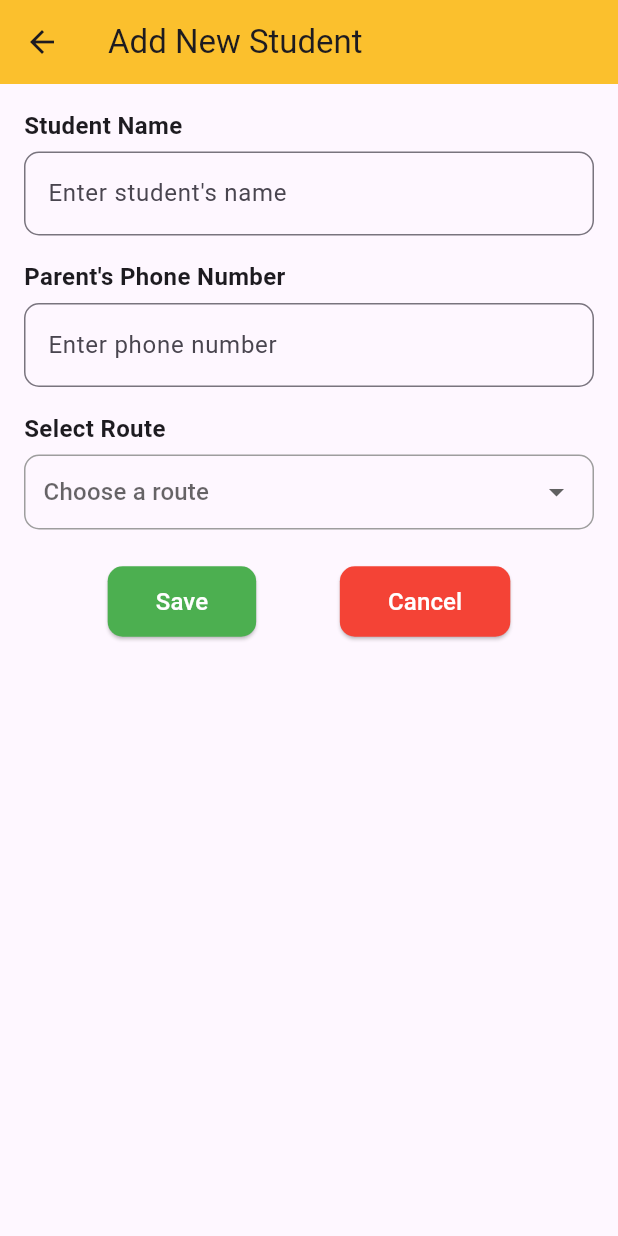
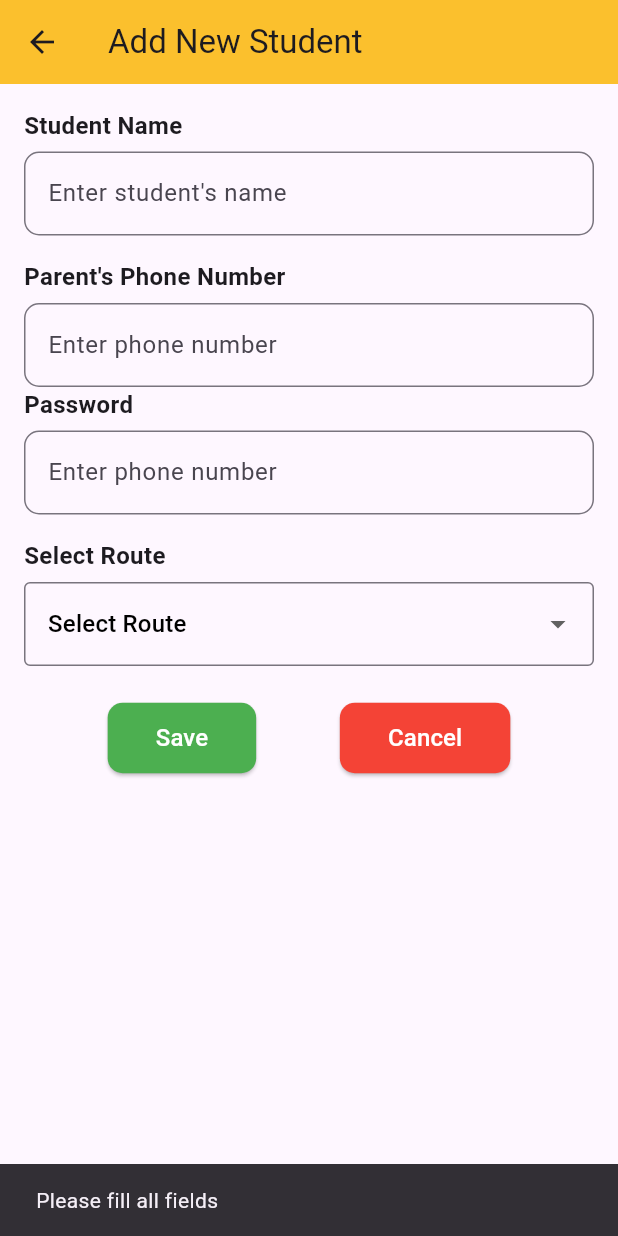
Before and after one commit to charankulal/Bus-Tracker, a Flutter app: the AddStudentPage screen opened directly, after a tap on "Save", on a phone screen of 412 x 824 dp. Run offline on Flutter 3.47's test engine with Material 3 defaults, Android fonts, the phone set to English and light mode, and no system bars; our stand-ins replace cloud_firestore, firebase_core, google_places_flutter; accounts and stored records are empty.

Commit message:
Create Student Feature

```diff
--- a/lib/pages/admin/students/add_student_page.dart
+++ b/lib/pages/admin/students/add_student_page.dart
@@ -1,3 +1,4 @@
+import 'package:bus_tracking_app/services/admin/students.dart';
 import 'package:flutter/material.dart';
 
 class AddStudentPage extends StatefulWidget {
@@ -8,8 +9,94 @@ class AddStudentPage extends StatefulWidget {
 class _AddStudentPageState extends State<AddStudentPage> {
   final TextEditingController _nameController = TextEditingController();
   final TextEditingController _phoneController = TextEditingController();
+  final TextEditingController _passwordController = TextEditingController();
   String? _selectedRoute;
-  final List<String> _routes = ["Route A", "Route B", "Route C", "Route D"];
+  List<Map<String, dynamic>> _routesList =[];
+
+  @override
+  void initState() {
+    super.initState();
+    fetchRoutes();
+  }
+
+  void fetchRoutes() async {
+    _routesList = await StudentsDatabaseServices().getAllRoutesIDName();
+    setState(() {});
+  }
+
+  void _addStudent() async {
+    final RegExp phoneNumRegEx = RegExp(r'^[6-9]\d{9}$');
+    final RegExp nameRegEx = RegExp(r"^[A-Za-z]+(?:[-' ][A-Za-z]+)*$");
+    final RegExp passwordRegEx = RegExp(r"^(?=.*[A-Za-z])(?=.*\d).{8,}$");
+
+    if (_nameController.text.isEmpty ||
+        _phoneController.text.isEmpty ||
+        _passwordController.text.isEmpty ||
+        _selectedRoute == null) {
+      ScaffoldMessenger.of(context).showSnackBar(
+        SnackBar(
+          content: Text("Please fill all fields"),
+          duration: Duration(seconds: 1),
+        ),
+      );
+      return;
+    }
+    if (!nameRegEx.hasMatch(_nameController.text)) {
+      ScaffoldMessenger.of(context).showSnackBar(
+        SnackBar(
+          content: Text("Please enter valid name"),
+          duration: Duration(seconds: 1),
+        ),
+      );
+      return;
+    }
+    if (!phoneNumRegEx.hasMatch(_phoneController.text)) {
+      ScaffoldMessenger.of(context).showSnackBar(
+        SnackBar(
+          content: Text("Please enter valid phone number"),
+          duration: Duration(seconds: 1),
+        ),
+      );
+      return;
+    }
+    if (!passwordRegEx.hasMatch(_passwordController.text)) {
+      ScaffoldMessenger.of(context).showSnackBar(
+        SnackBar(
+          content: Text("Please enter valid password"),
+          duration: Duration(seconds: 1),
+        ),
+      );
+      return;
+    }
+
+    Map<String, dynamic> studentInfo = {
+      "name": _nameController.text,
+      "phone": _phoneController.text,
+      "password":_passwordController.text,
+      "route":_selectedRoute
+    };
+    await StudentsDatabaseServices()
+        .addStudent(studentInfo)
+        .then((value) {
+      Navigator.pop(context);
+      ScaffoldMessenger.of(context).showSnackBar(
+        SnackBar(
+          content: Text("Student Details Added Successfully"),
+          duration: Duration(seconds: 1),
+        ),
+      );
+    })
+        .catchError((error) {
+      ScaffoldMessenger.of(context).showSnackBar(
+        SnackBar(
+          content: Text(
+            "Failed to add student details: ${error.toString()}",
+          ),
+          duration: Duration(seconds: 1),
+        ),
+      );
+    });
+  }
 
   @override
   Widget build(BuildContext context) {
@@ -46,35 +133,38 @@ class _AddStudentPageState extends State<AddStudentPage> {
                 border: OutlineInputBorder(borderRadius: BorderRadius.circular(10)),
               ),
             ),
+
+            Text("Password", style: TextStyle(fontSize: 16, fontWeight: FontWeight.bold)),
+            SizedBox(height: 6),
+            TextField(
+              controller: _phoneController,
+              keyboardType: TextInputType.phone,
+              decoration: InputDecoration(
+                hintText: "Enter phone number",
+                border: OutlineInputBorder(borderRadius: BorderRadius.circular(10)),
+              ),
+            ),
             SizedBox(height: 16),
 
             // Route Selection (Dropdown)
             Text("Select Route", style: TextStyle(fontSize: 16, fontWeight: FontWeight.bold)),
             SizedBox(height: 6),
-            Container(
-              padding: EdgeInsets.symmetric(horizontal: 12),
-              decoration: BoxDecoration(
-                border: Border.all(color: Colors.grey),
-                borderRadius: BorderRadius.circular(10),
-              ),
-              child: DropdownButtonHideUnderline(
-                child: DropdownButton<String>(
-                  value: _selectedRoute,
-                  hint: Text("Choose a route"),
-                  isExpanded: true,
-                  onChanged: (value) {
-                    setState(() {
-                      _selectedRoute = value;
-                    });
-                  },
-                  items: _routes.map((route) {
-                    return DropdownMenuItem(
-                      value: route,
-                      child: Text(route),
-                    );
-                  }).toList(),
+            DropdownButtonFormField<String>(
+              value: _selectedRoute??"qwerty",
+              items: [
+                DropdownMenuItem<String>(
+                  value: 'qwerty',
+                  child: Text("Select Route", style: TextStyle(color: Colors.black)),
                 ),
-              ),
+                ..._routesList.map((route) {
+                  return DropdownMenuItem<String>(
+                    value: route["routeId"],
+                    child: Text(route["route_name"]),
+                  );
+                }).toList(),
+              ],
+              onChanged: (value) => setState(() => _selectedRoute = value),
+              decoration: InputDecoration(border: OutlineInputBorder()),
             ),
             SizedBox(height: 24),
 
@@ -89,7 +179,7 @@ class _AddStudentPageState extends State<AddStudentPage> {
                     shape: RoundedRectangleBorder(borderRadius: BorderRadius.circular(10)),
                   ),
                   onPressed: () {
-                    // Save Student Logic Here
+                    _addStudent();
                   },
                   child: Text("Save", style: TextStyle(color: Colors.white, fontSize: 16)),
                 ),
--- /dev/null
+++ b/lib/services/admin/students.dart
@@ -0,0 +1,24 @@
+import 'package:cloud_firestore/cloud_firestore.dart';
+
+class StudentsDatabaseServices {
+  final CollectionReference studentCollection = FirebaseFirestore.instance
+      .collection("student");
+
+  Future<void> addStudent(Map<String, dynamic> studentInfo) async {
+    DocumentReference docRef = studentCollection.doc();
+    String studentId = docRef.id;
+
+    studentInfo['studentId'] = studentId;
+
+    await docRef.set(studentInfo);
+  }
+
+  Future<List<Map<String, dynamic>>> getAllRoutesIDName() async {
+    QuerySnapshot querySnapshot =
+    await FirebaseFirestore.instance.collection("route").get();
+
+    return querySnapshot.docs.map((doc) {
+      return {"routeId": doc.id, "route_name": doc["route_name"]};
+    }).toList();
+  }
+}
```
